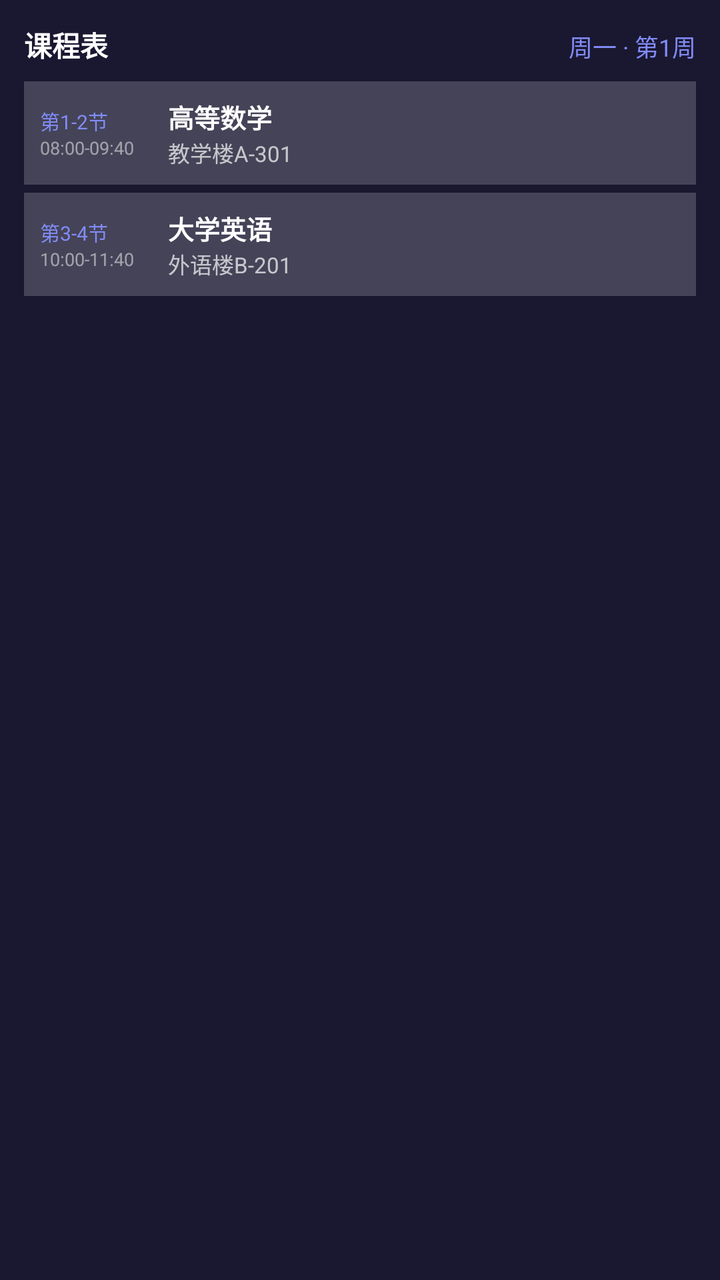
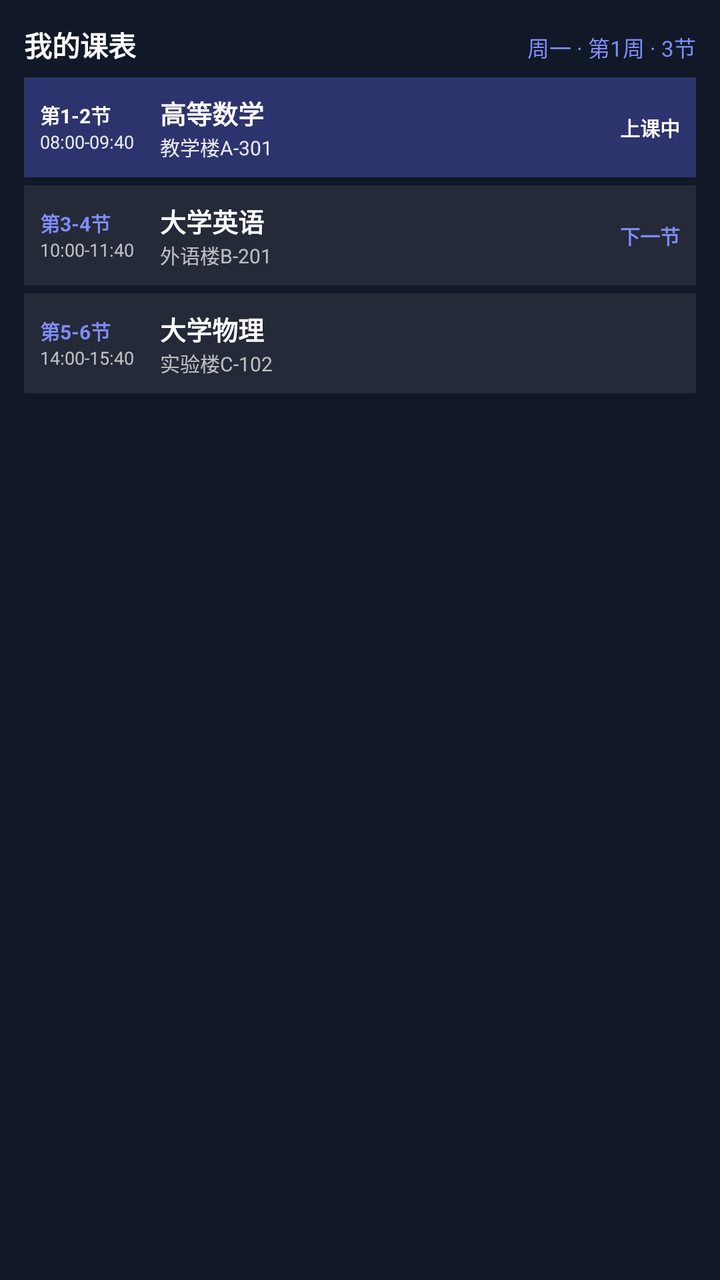

An Android layout rendered at two revisions. The XML below is the earlier revision; the diff shows what the commit changed to produce the second picture.
<!-- AndroidManifest.xml: application theme Theme.ClassSchedule -->
<!-- res/layout/widget_preview_layout.xml -->
<?xml version="1.0" encoding="utf-8"?>
<LinearLayout xmlns:android="http://schemas.android.com/apk/res/android"
    android:layout_width="match_parent"
    android:layout_height="match_parent"
    android:background="#1A1730"
    android:orientation="vertical"
    android:padding="12dp">

    
    <LinearLayout
        android:layout_width="match_parent"
        android:layout_height="wrap_content"
        android:orientation="horizontal">

        <TextView
            android:layout_width="0dp"
            android:layout_height="wrap_content"
            android:layout_weight="1"
            android:text="课程表"
            android:textColor="#FFFFFF"
            android:textSize="14sp"
            android:textStyle="bold" />

        <TextView
            android:layout_width="wrap_content"
            android:layout_height="wrap_content"
            android:text="周一 · 第1周"
            android:textColor="#818CF8"
            android:textSize="12sp" />
    </LinearLayout>

    <View
        android:layout_width="match_parent"
        android:layout_height="8dp" />

    
    <LinearLayout
        android:layout_width="match_parent"
        android:layout_height="wrap_content"
        android:background="#30FFFFFF"
        android:gravity="center_vertical"
        android:orientation="horizontal"
        android:padding="8dp">

        <LinearLayout
            android:layout_width="56dp"
            android:layout_height="wrap_content"
            android:orientation="vertical">

            <TextView
                android:layout_width="wrap_content"
                android:layout_height="wrap_content"
                android:text="第1-2节"
                android:textColor="#818CF8"
                android:textSize="10sp" />

            <TextView
                android:layout_width="wrap_content"
                android:layout_height="wrap_content"
                android:text="08:00-09:40"
                android:textColor="#80FFFFFF"
                android:textSize="9sp" />
        </LinearLayout>

        <LinearLayout
            android:layout_width="0dp"
            android:layout_height="wrap_content"
            android:layout_weight="1"
            android:orientation="vertical"
            android:paddingStart="8dp">

            <TextView
                android:layout_width="wrap_content"
                android:layout_height="wrap_content"
                android:text="高等数学"
                android:textColor="#FFFFFF"
                android:textSize="13sp"
                android:textStyle="bold" />

            <TextView
                android:layout_width="wrap_content"
                android:layout_height="wrap_content"
                android:text="教学楼A-301"
                android:textColor="#B3FFFFFF"
                android:textSize="11sp" />
        </LinearLayout>
    </LinearLayout>

    <View
        android:layout_width="match_parent"
        android:layout_height="4dp" />

    
    <LinearLayout
        android:layout_width="match_parent"
        android:layout_height="wrap_content"
        android:background="#30FFFFFF"
        android:gravity="center_vertical"
        android:orientation="horizontal"
        android:padding="8dp">

        <LinearLayout
            android:layout_width="56dp"
            android:layout_height="wrap_content"
            android:orientation="vertical">

            <TextView
                android:layout_width="wrap_content"
                android:layout_height="wrap_content"
                android:text="第3-4节"
                android:textColor="#818CF8"
                android:textSize="10sp" />

            <TextView
                android:layout_width="wrap_content"
                android:layout_height="wrap_content"
                android:text="10:00-11:40"
                android:textColor="#80FFFFFF"
                android:textSize="9sp" />
        </LinearLayout>

        <LinearLayout
            android:layout_width="0dp"
            android:layout_height="wrap_content"
            android:layout_weight="1"
            android:orientation="vertical"
            android:paddingStart="8dp">

            <TextView
                android:layout_width="wrap_content"
                android:layout_height="wrap_content"
                android:text="大学英语"
                android:textColor="#FFFFFF"
                android:textSize="13sp"
                android:textStyle="bold" />

            <TextView
                android:layout_width="wrap_content"
                android:layout_height="wrap_content"
                android:text="外语楼B-201"
                android:textColor="#B3FFFFFF"
                android:textSize="11sp" />
        </LinearLayout>
    </LinearLayout>

</LinearLayout>
<!-- resources referenced by this layout -->
<resources>
  <style name="Theme.ClassSchedule" parent="android:Theme.Material.NoActionBar">
          <item name="android:statusBarColor">@android:color/transparent</item>
          <item name="android:navigationBarColor">@android:color/transparent</item>
          <item name="android:windowTranslucentStatus">true</item>
          <item name="android:windowTranslucentNavigation">true</item>
      </style>
</resources>

<!-- the commit's change to res/layout/widget_preview_layout.xml (unified diff, before → after) -->
@@ -2,7 +2,7 @@
 <LinearLayout xmlns:android="http://schemas.android.com/apk/res/android"
     android:layout_width="match_parent"
     android:layout_height="match_parent"
-    android:background="#1A1730"
+    android:background="#111827"
     android:orientation="vertical"
     android:padding="12dp">
 
@@ -16,7 +16,7 @@
             android:layout_width="0dp"
             android:layout_height="wrap_content"
             android:layout_weight="1"
-            android:text="课程表"
+            android:text="我的课表"
             android:textColor="#FFFFFF"
             android:textSize="14sp"
             android:textStyle="bold" />
@@ -24,26 +24,26 @@
         <TextView
             android:layout_width="wrap_content"
             android:layout_height="wrap_content"
-            android:text="周一 · 第1周"
+            android:text="周一 · 第1周 · 3节"
             android:textColor="#818CF8"
-            android:textSize="12sp" />
+            android:textSize="11sp" />
     </LinearLayout>
 
     <View
         android:layout_width="match_parent"
-        android:layout_height="8dp" />
-
-    
-    <LinearLayout
-        android:layout_width="match_parent"
-        android:layout_height="wrap_content"
-        android:background="#30FFFFFF"
+        android:layout_height="6dp" />
+
+    
+    <LinearLayout
+        android:layout_width="match_parent"
+        android:layout_height="wrap_content"
+        android:background="#596366F1"
         android:gravity="center_vertical"
         android:orientation="horizontal"
         android:padding="8dp">
 
         <LinearLayout
-            android:layout_width="56dp"
+            android:layout_width="52dp"
             android:layout_height="wrap_content"
             android:orientation="vertical">
 
@@ -51,14 +51,15 @@
                 android:layout_width="wrap_content"
                 android:layout_height="wrap_content"
                 android:text="第1-2节"
-                android:textColor="#818CF8"
-                android:textSize="10sp" />
+                android:textColor="#FFFFFF"
+                android:textSize="10sp"
+                android:textStyle="bold" />
 
             <TextView
                 android:layout_width="wrap_content"
                 android:layout_height="wrap_content"
                 android:text="08:00-09:40"
-                android:textColor="#80FFFFFF"
+                android:textColor="#E6FFFFFF"
                 android:textSize="9sp" />
         </LinearLayout>
 
@@ -81,9 +82,17 @@
                 android:layout_width="wrap_content"
                 android:layout_height="wrap_content"
                 android:text="教学楼A-301"
-                android:textColor="#B3FFFFFF"
-                android:textSize="11sp" />
-        </LinearLayout>
+                android:textColor="#E6FFFFFF"
+                android:textSize="10sp" />
+        </LinearLayout>
+
+        <TextView
+            android:layout_width="wrap_content"
+            android:layout_height="wrap_content"
+            android:text="上课中"
+            android:textColor="#FFFFFF"
+            android:textSize="10sp"
+            android:textStyle="bold" />
     </LinearLayout>
 
     <View
@@ -94,13 +103,13 @@
     <LinearLayout
         android:layout_width="match_parent"
         android:layout_height="wrap_content"
-        android:background="#30FFFFFF"
+        android:background="#14FFFFFF"
         android:gravity="center_vertical"
         android:orientation="horizontal"
         android:padding="8dp">
 
         <LinearLayout
-            android:layout_width="56dp"
+            android:layout_width="52dp"
             android:layout_height="wrap_content"
             android:orientation="vertical">
 
@@ -109,13 +118,14 @@
                 android:layout_height="wrap_content"
                 android:text="第3-4节"
                 android:textColor="#818CF8"
-                android:textSize="10sp" />
+                android:textSize="10sp"
+                android:textStyle="bold" />
 
             <TextView
                 android:layout_width="wrap_content"
                 android:layout_height="wrap_content"
                 android:text="10:00-11:40"
-                android:textColor="#80FFFFFF"
+                android:textColor="#B3FFFFFF"
                 android:textSize="9sp" />
         </LinearLayout>
 
@@ -139,7 +149,73 @@
                 android:layout_height="wrap_content"
                 android:text="外语楼B-201"
                 android:textColor="#B3FFFFFF"
-                android:textSize="11sp" />
+                android:textSize="10sp" />
+        </LinearLayout>
+
+        <TextView
+            android:layout_width="wrap_content"
+            android:layout_height="wrap_content"
+            android:text="下一节"
+            android:textColor="#818CF8"
+            android:textSize="10sp"
+            android:textStyle="bold" />
+    </LinearLayout>
+
+    <View
+        android:layout_width="match_parent"
+        android:layout_height="4dp" />
+
+    
+    <LinearLayout
+        android:layout_width="match_parent"
+        android:layout_height="wrap_content"
+        android:background="#14FFFFFF"
+        android:gravity="center_vertical"
+        android:orientation="horizontal"
+        android:padding="8dp">
+
+        <LinearLayout
+            android:layout_width="52dp"
+            android:layout_height="wrap_content"
+            android:orientation="vertical">
+
+            <TextView
+                android:layout_width="wrap_content"
+                android:layout_height="wrap_content"
+                android:text="第5-6节"
+                android:textColor="#818CF8"
+                android:textSize="10sp"
+                android:textStyle="bold" />
+
+            <TextView
+                android:layout_width="wrap_content"
+                android:layout_height="wrap_content"
+                android:text="14:00-15:40"
+                android:textColor="#B3FFFFFF"
+                android:textSize="9sp" />
+        </LinearLayout>
+
+        <LinearLayout
+            android:layout_width="0dp"
+            android:layout_height="wrap_content"
+            android:layout_weight="1"
+            android:orientation="vertical"
+            android:paddingStart="8dp">
+
+            <TextView
+                android:layout_width="wrap_content"
+                android:layout_height="wrap_content"
+                android:text="大学物理"
+                android:textColor="#FFFFFF"
+                android:textSize="13sp"
+                android:textStyle="bold" />
+
+            <TextView
+                android:layout_width="wrap_content"
+                android:layout_height="wrap_content"
+                android:text="实验楼C-102"
+                android:textColor="#B3FFFFFF"
+                android:textSize="10sp" />
         </LinearLayout>
     </LinearLayout>
 
<!-- resource entries referenced after the edit -->
@@ -1,10 +1,7 @@
 <!-- resources referenced by this layout -->
 <resources>
   <style name="Theme.ClassSchedule" parent="android:Theme.Material.NoActionBar">
-          <item name="android:statusBarColor">@android:color/transparent</item>
-          <item name="android:navigationBarColor">@android:color/transparent</item>
-          <item name="android:windowTranslucentStatus">true</item>
-          <item name="android:windowTranslucentNavigation">true</item>
+          <item name="android:windowBackground">@android:color/black</item>
       </style>
 </resources>
 
